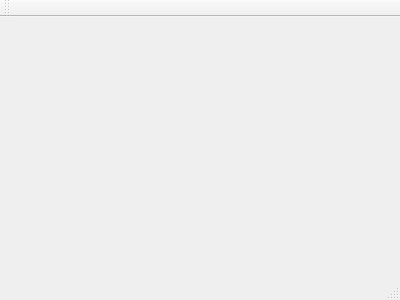
temq09/RelayController, file RelayController/mainwindow.ui: the form before one commit.
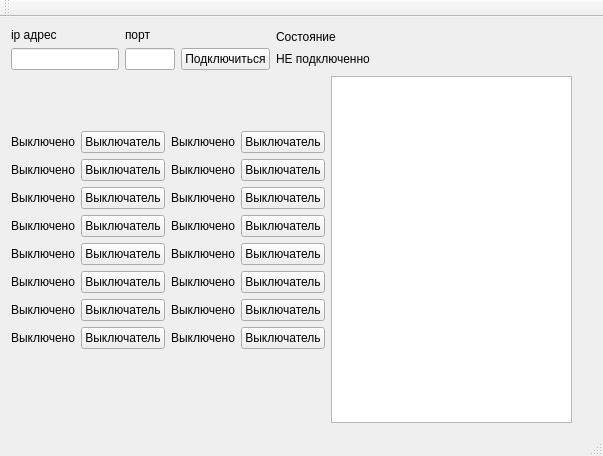
The form after the commit.

Commit message: Добавлен пользовательский интерфейс

What changed in the file:
```diff
--- a/RelayController/mainwindow.ui
+++ b/RelayController/mainwindow.ui
@@ -1,24 +1,747 @@
 <ui version="4.0">
  <class>MainWindow</class>
- <widget class="QMainWindow" name="MainWindow" >
-  <property name="geometry" >
+ <widget class="QMainWindow" name="MainWindow">
+  <property name="geometry">
    <rect>
     <x>0</x>
     <y>0</y>
-    <width>400</width>
-    <height>300</height>
+    <width>603</width>
+    <height>456</height>
    </rect>
   </property>
-  <property name="windowTitle" >
+  <property name="minimumSize">
+   <size>
+    <width>603</width>
+    <height>456</height>
+   </size>
+  </property>
+  <property name="maximumSize">
+   <size>
+    <width>603</width>
+    <height>456</height>
+   </size>
+  </property>
+  <property name="windowTitle">
    <string>MainWindow</string>
   </property>
-  <widget class="QMenuBar" name="menuBar" />
-  <widget class="QToolBar" name="mainToolBar" />
-  <widget class="QWidget" name="centralWidget" />
-  <widget class="QStatusBar" name="statusBar" />
+  <widget class="QWidget" name="centralWidget">
+   <layout class="QVBoxLayout" name="verticalLayout">
+    <item>
+     <layout class="QHBoxLayout" name="horizontalLayout">
+      <item>
+       <layout class="QVBoxLayout" name="verticalLayout_2">
+        <item>
+         <widget class="QLabel" name="lb_ipAddress">
+          <property name="sizePolicy">
+           <sizepolicy hsizetype="Maximum" vsizetype="Maximum">
+            <horstretch>0</horstretch>
+            <verstretch>0</verstretch>
+           </sizepolicy>
+          </property>
+          <property name="text">
+           <string>ip адрес</string>
+          </property>
+         </widget>
+        </item>
+        <item>
+         <widget class="QLineEdit" name="le_ipAddress">
+          <property name="sizePolicy">
+           <sizepolicy hsizetype="Preferred" vsizetype="Maximum">
+            <horstretch>0</horstretch>
+            <verstretch>0</verstretch>
+           </sizepolicy>
+          </property>
+          <property name="maximumSize">
+           <size>
+            <width>200</width>
+            <height>16777215</height>
+           </size>
+          </property>
+         </widget>
+        </item>
+       </layout>
+      </item>
+      <item>
+       <layout class="QVBoxLayout" name="verticalLayout_3">
+        <property name="sizeConstraint">
+         <enum>QLayout::SetDefaultConstraint</enum>
+        </property>
+        <item>
+         <widget class="QLabel" name="label_2">
+          <property name="sizePolicy">
+           <sizepolicy hsizetype="Maximum" vsizetype="Maximum">
+            <horstretch>0</horstretch>
+            <verstretch>0</verstretch>
+           </sizepolicy>
+          </property>
+          <property name="text">
+           <string>порт</string>
+          </property>
+         </widget>
+        </item>
+        <item>
+         <widget class="QLineEdit" name="le_port">
+          <property name="sizePolicy">
+           <sizepolicy hsizetype="Maximum" vsizetype="Fixed">
+            <horstretch>0</horstretch>
+            <verstretch>0</verstretch>
+           </sizepolicy>
+          </property>
+          <property name="maximumSize">
+           <size>
+            <width>50</width>
+            <height>16777215</height>
+           </size>
+          </property>
+         </widget>
+        </item>
+       </layout>
+      </item>
+      <item>
+       <layout class="QVBoxLayout" name="verticalLayout_4">
+        <item>
+         <spacer name="verticalSpacer_2">
+          <property name="orientation">
+           <enum>Qt::Vertical</enum>
+          </property>
+          <property name="sizeType">
+           <enum>QSizePolicy::Ignored</enum>
+          </property>
+          <property name="sizeHint" stdset="0">
+           <size>
+            <width>20</width>
+            <height>40</height>
+           </size>
+          </property>
+         </spacer>
+        </item>
+        <item>
+         <widget class="QPushButton" name="pb_connect">
+          <property name="text">
+           <string>Подключиться</string>
+          </property>
+         </widget>
+        </item>
+       </layout>
+      </item>
+      <item>
+       <layout class="QVBoxLayout" name="verticalLayout_5">
+        <item>
+         <widget class="QLabel" name="label">
+          <property name="sizePolicy">
+           <sizepolicy hsizetype="Maximum" vsizetype="Maximum">
+            <horstretch>0</horstretch>
+            <verstretch>0</verstretch>
+           </sizepolicy>
+          </property>
+          <property name="text">
+           <string>Состояние</string>
+          </property>
+         </widget>
+        </item>
+        <item>
+         <widget class="QLabel" name="lb_state">
+          <property name="sizePolicy">
+           <sizepolicy hsizetype="Maximum" vsizetype="Maximum">
+            <horstretch>0</horstretch>
+            <verstretch>0</verstretch>
+           </sizepolicy>
+          </property>
+          <property name="text">
+           <string>НЕ подключенно</string>
+          </property>
+         </widget>
+        </item>
+       </layout>
+      </item>
+      <item>
+       <spacer name="horizontalSpacer">
+        <property name="orientation">
+         <enum>Qt::Horizontal</enum>
+        </property>
+        <property name="sizeHint" stdset="0">
+         <size>
+          <width>40</width>
+          <height>20</height>
+         </size>
+        </property>
+       </spacer>
+      </item>
+     </layout>
+    </item>
+    <item>
+     <layout class="QHBoxLayout" name="horizontalLayout_2">
+      <item>
+       <layout class="QHBoxLayout" name="horizontalLayout_3">
+        <item>
+         <layout class="QVBoxLayout" name="verticalLayout_6">
+          <item>
+           <layout class="QFormLayout" name="formLayout">
+            <property name="sizeConstraint">
+             <enum>QLayout::SetMinimumSize</enum>
+            </property>
+            <property name="fieldGrowthPolicy">
+             <enum>QFormLayout::ExpandingFieldsGrow</enum>
+            </property>
+            <property name="rowWrapPolicy">
+             <enum>QFormLayout::DontWrapRows</enum>
+            </property>
+            <property name="labelAlignment">
+             <set>Qt::AlignRight|Qt::AlignTop|Qt::AlignTrailing</set>
+            </property>
+            <property name="formAlignment">
+             <set>Qt::AlignLeading|Qt::AlignLeft|Qt::AlignVCenter</set>
+            </property>
+            <item row="0" column="0">
+             <layout class="QHBoxLayout" name="horizontalLayout_6">
+              <item>
+               <widget class="QLabel" name="lb_relay1">
+                <property name="sizePolicy">
+                 <sizepolicy hsizetype="Maximum" vsizetype="Preferred">
+                  <horstretch>0</horstretch>
+                  <verstretch>0</verstretch>
+                 </sizepolicy>
+                </property>
+                <property name="text">
+                 <string>Выключено</string>
+                </property>
+               </widget>
+              </item>
+              <item>
+               <widget class="QPushButton" name="pb_btn1">
+                <property name="sizePolicy">
+                 <sizepolicy hsizetype="Maximum" vsizetype="Fixed">
+                  <horstretch>0</horstretch>
+                  <verstretch>0</verstretch>
+                 </sizepolicy>
+                </property>
+                <property name="text">
+                 <string>Выключатель</string>
+                </property>
+               </widget>
+              </item>
+             </layout>
+            </item>
+            <item row="0" column="1">
+             <layout class="QHBoxLayout" name="horizontalLayout_7">
+              <item>
+               <widget class="QLabel" name="lb_relay9">
+                <property name="sizePolicy">
+                 <sizepolicy hsizetype="Maximum" vsizetype="Preferred">
+                  <horstretch>0</horstretch>
+                  <verstretch>0</verstretch>
+                 </sizepolicy>
+                </property>
+                <property name="text">
+                 <string>Выключено</string>
+                </property>
+               </widget>
+              </item>
+              <item>
+               <widget class="QPushButton" name="pb_btn9">
+                <property name="sizePolicy">
+                 <sizepolicy hsizetype="Maximum" vsizetype="Fixed">
+                  <horstretch>0</horstretch>
+                  <verstretch>0</verstretch>
+                 </sizepolicy>
+                </property>
+                <property name="text">
+                 <string>Выключатель</string>
+                </property>
+               </widget>
+              </item>
+             </layout>
+            </item>
+            <item row="1" column="0">
+             <layout class="QHBoxLayout" name="horizontalLayout_4">
+              <item>
+               <widget class="QLabel" name="lb_relay2">
+                <property name="sizePolicy">
+                 <sizepolicy hsizetype="Maximum" vsizetype="Preferred">
+                  <horstretch>0</horstretch>
+                  <verstretch>0</verstretch>
+                 </sizepolicy>
+                </property>
+                <property name="text">
+                 <string>Выключено</string>
+                </property>
+               </widget>
+              </item>
+              <item>
+               <widget class="QPushButton" name="pb_btn2">
+                <property name="sizePolicy">
+                 <sizepolicy hsizetype="Maximum" vsizetype="Fixed">
+                  <horstretch>0</horstretch>
+                  <verstretch>0</verstretch>
+                 </sizepolicy>
+                </property>
+                <property name="text">
+                 <string>Выключатель</string>
+                </property>
+               </widget>
+              </item>
+             </layout>
+            </item>
+            <item row="1" column="1">
+             <layout class="QHBoxLayout" name="horizontalLayout_10">
+              <item>
+               <widget class="QLabel" name="lb_relay10">
+                <property name="sizePolicy">
+                 <sizepolicy hsizetype="Maximum" vsizetype="Preferred">
+                  <horstretch>0</horstretch>
+                  <verstretch>0</verstretch>
+                 </sizepolicy>
+                </property>
+                <property name="text">
+                 <string>Выключено</string>
+                </property>
+               </widget>
+              </item>
+              <item>
+               <widget class="QPushButton" name="pb_btn10">
+                <property name="sizePolicy">
+                 <sizepolicy hsizetype="Maximum" vsizetype="Fixed">
+                  <horstretch>0</horstretch>
+                  <verstretch>0</verstretch>
+                 </sizepolicy>
+                </property>
+                <property name="text">
+                 <string>Выключатель</string>
+                </property>
+               </widget>
+              </item>
+             </layout>
+            </item>
+            <item row="2" column="0">
+             <layout class="QHBoxLayout" name="horizontalLayout_9">
+              <item>
+               <widget class="QLabel" name="lb_relay3">
+                <property name="sizePolicy">
+                 <sizepolicy hsizetype="Maximum" vsizetype="Preferred">
+                  <horstretch>0</horstretch>
+                  <verstretch>0</verstretch>
+                 </sizepolicy>
+                </property>
+                <property name="text">
+                 <string>Выключено</string>
+                </property>
+               </widget>
+              </item>
+              <item>
+               <widget class="QPushButton" name="pb_btn3">
+                <property name="sizePolicy">
+                 <sizepolicy hsizetype="Maximum" vsizetype="Fixed">
+                  <horstretch>0</horstretch>
+                  <verstretch>0</verstretch>
+                 </sizepolicy>
+                </property>
+                <property name="text">
+                 <string>Выключатель</string>
+                </property>
+               </widget>
+              </item>
+             </layout>
+            </item>
+            <item row="2" column="1">
+             <layout class="QHBoxLayout" name="horizontalLayout_11">
+              <item>
+               <widget class="QLabel" name="lb_relay11">
+                <property name="sizePolicy">
+                 <sizepolicy hsizetype="Maximum" vsizetype="Preferred">
+                  <horstretch>0</horstretch>
+                  <verstretch>0</verstretch>
+                 </sizepolicy>
+                </property>
+                <property name="text">
+                 <string>Выключено</string>
+                </property>
+               </widget>
+              </item>
+              <item>
+               <widget class="QPushButton" name="pb_btn11">
+                <property name="sizePolicy">
+                 <sizepolicy hsizetype="Maximum" vsizetype="Fixed">
+                  <horstretch>0</horstretch>
+                  <verstretch>0</verstretch>
+                 </sizepolicy>
+                </property>
+                <property name="text">
+                 <string>Выключатель</string>
+                </property>
+               </widget>
+              </item>
+             </layout>
+            </item>
+            <item row="3" column="0">
+             <layout class="QHBoxLayout" name="horizontalLayout_12">
+              <item>
+               <widget class="QLabel" name="lb_relay4">
+                <property name="sizePolicy">
+                 <sizepolicy hsizetype="Maximum" vsizetype="Preferred">
+                  <horstretch>0</horstretch>
+                  <verstretch>0</verstretch>
+                 </sizepolicy>
+                </property>
+                <property name="text">
+                 <string>Выключено</string>
+                </property>
+               </widget>
+              </item>
+              <item>
+               <widget class="QPushButton" name="pb_btn4">
+                <property name="sizePolicy">
+                 <sizepolicy hsizetype="Maximum" vsizetype="Fixed">
+                  <horstretch>0</horstretch>
+                  <verstretch>0</verstretch>
+                 </sizepolicy>
+                </property>
+                <property name="text">
+                 <string>Выключатель</string>
+                </property>
+               </widget>
+              </item>
+             </layout>
+            </item>
+            <item row="3" column="1">
+             <layout class="QHBoxLayout" name="horizontalLayout_13">
+              <item>
+               <widget class="QLabel" name="lb_relay12">
+                <property name="sizePolicy">
+                 <sizepolicy hsizetype="Maximum" vsizetype="Preferred">
+                  <horstretch>0</horstretch>
+                  <verstretch>0</verstretch>
+                 </sizepolicy>
+                </property>
+                <property name="text">
+                 <string>Выключено</string>
+                </property>
+               </widget>
+              </item>
+              <item>
+               <widget class="QPushButton" name="pb_btn12">
+                <property name="sizePolicy">
+                 <sizepolicy hsizetype="Maximum" vsizetype="Fixed">
+                  <horstretch>0</horstretch>
+                  <verstretch>0</verstretch>
+                 </sizepolicy>
+                </property>
+                <property name="text">
+                 <string>Выключатель</string>
+                </property>
+               </widget>
+              </item>
+             </layout>
+            </item>
+            <item row="4" column="0">
+             <layout class="QHBoxLayout" name="horizontalLayout_14">
+              <item>
+               <widget class="QLabel" name="lb_relay5">
+                <property name="sizePolicy">
+                 <sizepolicy hsizetype="Maximum" vsizetype="Preferred">
+                  <horstretch>0</horstretch>
+                  <verstretch>0</verstretch>
+                 </sizepolicy>
+                </property>
+                <property name="text">
+                 <string>Выключено</string>
+                </property>
+               </widget>
+              </item>
+              <item>
+               <widget class="QPushButton" name="pb_btn5">
+                <property name="sizePolicy">
+                 <sizepolicy hsizetype="Maximum" vsizetype="Fixed">
+                  <horstretch>0</horstretch>
+                  <verstretch>0</verstretch>
+                 </sizepolicy>
+                </property>
+                <property name="text">
+                 <string>Выключатель</string>
+                </property>
+               </widget>
+              </item>
+             </layout>
+            </item>
+            <item row="4" column="1">
+             <layout class="QHBoxLayout" name="horizontalLayout_15">
+              <item>
+               <widget class="QLabel" name="lb_relay13">
+                <property name="sizePolicy">
+                 <sizepolicy hsizetype="Maximum" vsizetype="Preferred">
+                  <horstretch>0</horstretch>
+                  <verstretch>0</verstretch>
+                 </sizepolicy>
+                </property>
+                <property name="text">
+                 <string>Выключено</string>
+                </property>
+               </widget>
+              </item>
+              <item>
+               <widget class="QPushButton" name="pb_btn13">
+                <property name="sizePolicy">
+                 <sizepolicy hsizetype="Maximum" vsizetype="Fixed">
+                  <horstretch>0</horstretch>
+                  <verstretch>0</verstretch>
+                 </sizepolicy>
+                </property>
+                <property name="text">
+                 <string>Выключатель</string>
+                </property>
+               </widget>
+              </item>
+             </layout>
+            </item>
+            <item row="5" column="0">
+             <layout class="QHBoxLayout" name="horizontalLayout_16">
+              <item>
+               <widget class="QLabel" name="lb_relay6">
+                <property name="sizePolicy">
+                 <sizepolicy hsizetype="Maximum" vsizetype="Preferred">
+                  <horstretch>0</horstretch>
+                  <verstretch>0</verstretch>
+                 </sizepolicy>
+                </property>
+                <property name="text">
+                 <string>Выключено</string>
+                </property>
+               </widget>
+              </item>
+              <item>
+               <widget class="QPushButton" name="pb_btn6">
+                <property name="sizePolicy">
+                 <sizepolicy hsizetype="Maximum" vsizetype="Fixed">
+                  <horstretch>0</horstretch>
+                  <verstretch>0</verstretch>
+                 </sizepolicy>
+                </property>
+                <property name="text">
+                 <string>Выключатель</string>
+                </property>
+               </widget>
+              </item>
+             </layout>
+            </item>
+            <item row="5" column="1">
+             <layout class="QHBoxLayout" name="horizontalLayout_17">
+              <item>
+               <widget class="QLabel" name="lb_relay14">
+                <property name="sizePolicy">
+                 <sizepolicy hsizetype="Maximum" vsizetype="Preferred">
+                  <horstretch>0</horstretch>
+                  <verstretch>0</verstretch>
+                 </sizepolicy>
+                </property>
+                <property name="text">
+                 <string>Выключено</string>
+                </property>
+               </widget>
+              </item>
+              <item>
+               <widget class="QPushButton" name="pb_btn14">
+                <property name="sizePolicy">
+                 <sizepolicy hsizetype="Maximum" vsizetype="Fixed">
+                  <horstretch>0</horstretch>
+                  <verstretch>0</verstretch>
+                 </sizepolicy>
+                </property>
+                <property name="text">
+                 <string>Выключатель</string>
+                </property>
+               </widget>
+              </item>
+             </layout>
+            </item>
+            <item row="6" column="0">
+             <layout class="QHBoxLayout" name="horizontalLayout_18">
+              <item>
+               <widget class="QLabel" name="lb_relay7">
+                <property name="sizePolicy">
+                 <sizepolicy hsizetype="Maximum" vsizetype="Preferred">
+                  <horstretch>0</horstretch>
+                  <verstretch>0</verstretch>
+                 </sizepolicy>
+                </property>
+                <property name="text">
+                 <string>Выключено</string>
+                </property>
+               </widget>
+              </item>
+              <item>
+               <widget class="QPushButton" name="pb_btn7">
+                <property name="sizePolicy">
+                 <sizepolicy hsizetype="Maximum" vsizetype="Fixed">
+                  <horstretch>0</horstretch>
+                  <verstretch>0</verstretch>
+                 </sizepolicy>
+                </property>
+                <property name="text">
+                 <string>Выключатель</string>
+                </property>
+               </widget>
+              </item>
+             </layout>
+            </item>
+            <item row="6" column="1">
+             <layout class="QHBoxLayout" name="horizontalLayout_19">
+              <item>
+               <widget class="QLabel" name="lb_relay15">
+                <property name="sizePolicy">
+                 <sizepolicy hsizetype="Maximum" vsizetype="Preferred">
+                  <horstretch>0</horstretch>
+                  <verstretch>0</verstretch>
+                 </sizepolicy>
+                </property>
+                <property name="text">
+                 <string>Выключено</string>
+                </property>
+               </widget>
+              </item>
+              <item>
+               <widget class="QPushButton" name="pb_btn15">
+                <property name="sizePolicy">
+                 <sizepolicy hsizetype="Maximum" vsizetype="Fixed">
+                  <horstretch>0</horstretch>
+                  <verstretch>0</verstretch>
+                 </sizepolicy>
+                </property>
+                <property name="text">
+                 <string>Выключатель</string>
+                </property>
+               </widget>
+              </item>
+             </layout>
+            </item>
+            <item row="7" column="0">
+             <layout class="QHBoxLayout" name="horizontalLayout_20">
+              <item>
+               <widget class="QLabel" name="lb_relay8">
+                <property name="sizePolicy">
+                 <sizepolicy hsizetype="Maximum" vsizetype="Preferred">
+                  <horstretch>0</horstretch>
+                  <verstretch>0</verstretch>
+                 </sizepolicy>
+                </property>
+                <property name="text">
+                 <string>Выключено</string>
+                </property>
+               </widget>
+              </item>
+              <item>
+               <widget class="QPushButton" name="pb_btn8">
+                <property name="sizePolicy">
+                 <sizepolicy hsizetype="Maximum" vsizetype="Fixed">
+                  <horstretch>0</horstretch>
+                  <verstretch>0</verstretch>
+                 </sizepolicy>
+                </property>
+                <property name="text">
+                 <string>Выключатель</string>
+                </property>
+               </widget>
+              </item>
+             </layout>
+            </item>
+            <item row="7" column="1">
+             <layout class="QHBoxLayout" name="horizontalLayout_21">
+              <item>
+               <widget class="QLabel" name="lb_relay16">
+                <property name="sizePolicy">
+                 <sizepolicy hsizetype="Maximum" vsizetype="Preferred">
+                  <horstretch>0</horstretch>
+                  <verstretch>0</verstretch>
+                 </sizepolicy>
+                </property>
+                <property name="text">
+                 <string>Выключено</string>
+                </property>
+               </widget>
+              </item>
+              <item>
+               <widget class="QPushButton" name="pb_btn16">
+                <property name="sizePolicy">
+                 <sizepolicy hsizetype="Maximum" vsizetype="Fixed">
+                  <horstretch>0</horstretch>
+                  <verstretch>0</verstretch>
+                 </sizepolicy>
+                </property>
+                <property name="text">
+                 <string>Выключатель</string>
+                </property>
+               </widget>
+              </item>
+             </layout>
+            </item>
+           </layout>
+          </item>
+          <item>
+           <spacer name="horizontalSpacer_2">
+            <property name="orientation">
+             <enum>Qt::Horizontal</enum>
+            </property>
+            <property name="sizeType">
+             <enum>QSizePolicy::MinimumExpanding</enum>
+            </property>
+            <property name="sizeHint" stdset="0">
+             <size>
+              <width>40</width>
+              <height>20</height>
+             </size>
+            </property>
+           </spacer>
+          </item>
+         </layout>
+        </item>
+        <item>
+         <widget class="QListView" name="listView">
+          <property name="sizePolicy">
+           <sizepolicy hsizetype="Preferred" vsizetype="Expanding">
+            <horstretch>0</horstretch>
+            <verstretch>0</verstretch>
+           </sizepolicy>
+          </property>
+         </widget>
+        </item>
+        <item>
+         <spacer name="verticalSpacer">
+          <property name="orientation">
+           <enum>Qt::Vertical</enum>
+          </property>
+          <property name="sizeHint" stdset="0">
+           <size>
+            <width>20</width>
+            <height>40</height>
+           </size>
+          </property>
+         </spacer>
+        </item>
+       </layout>
+      </item>
+     </layout>
+    </item>
+   </layout>
+  </widget>
+  <widget class="QMenuBar" name="menuBar">
+   <property name="geometry">
+    <rect>
+     <x>0</x>
+     <y>0</y>
+     <width>603</width>
+     <height>21</height>
+    </rect>
+   </property>
+  </widget>
+  <widget class="QToolBar" name="mainToolBar">
+   <attribute name="toolBarArea">
+    <enum>TopToolBarArea</enum>
+   </attribute>
+   <attribute name="toolBarBreak">
+    <bool>false</bool>
+   </attribute>
+  </widget>
+  <widget class="QStatusBar" name="statusBar"/>
  </widget>
- <layoutDefault spacing="6" margin="11" />
- <pixmapfunction></pixmapfunction>
+ <layoutdefault spacing="6" margin="11"/>
  <resources/>
  <connections/>
 </ui>
```
Left out of the diff: 1 changed line with no effect on the pictures. The commit also changes 1 other file.
